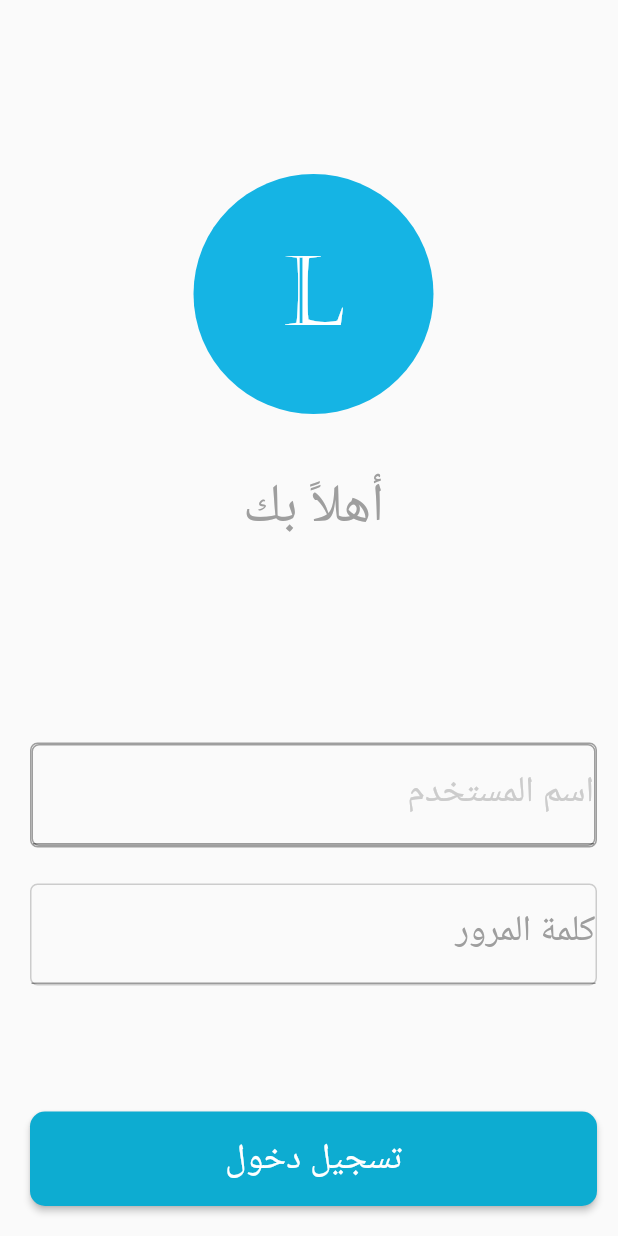
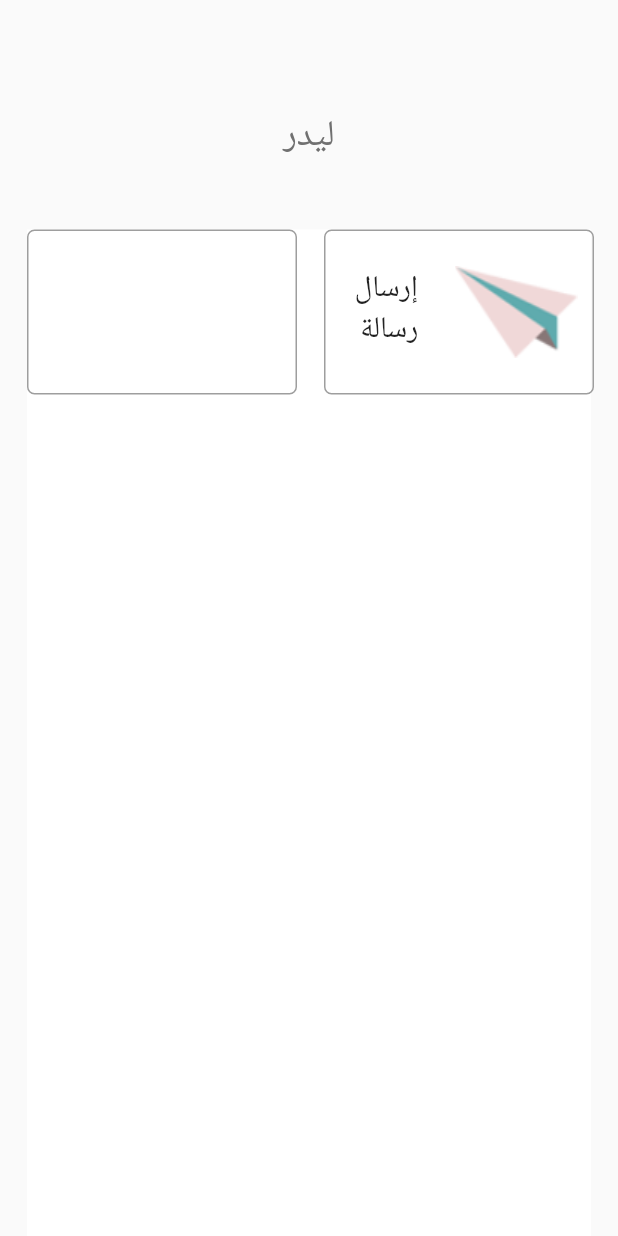
Before and after one commit to SuitlessStan/Leader, a Flutter app: the screen it shows after launch, after a tap on "تسجيل دخول", on a phone screen of 412 x 824 dp. Run offline on Flutter 3.47's test engine with Material 2 defaults, Android fonts, the phone set to English and light mode, and no system bars; our stand-ins replace google_fonts; Roboto replaces fonts that are missing (Calibri); project files that could hold a hidden picture were left out.

Commit message:
before stack switch

```diff
--- a/lib/constans/constants.dart
+++ b/lib/constans/constants.dart
@@ -4,5 +4,7 @@ import 'package:flutter/material.dart';
 Color raisedButtonColor = const Color(0xFF0DACD1);
 Color logoColor = const Color(0xFF15B4E4);
 Color borderTextfieldColor = const Color(0xFFCCCCCC);
+Color leaderLogo = const Color(0xFF707070);
+Color borderColor = const Color(0xFFF7F7F7);
 
 // Class variables
--- a/lib/screens/home.dart
+++ b/lib/screens/home.dart
@@ -0,0 +1,104 @@
+import 'package:flutter/material.dart';
+import '../constans/constants.dart';
+
+class HomePage extends StatefulWidget {
+  @override
+  _HomePageState createState() => _HomePageState();
+}
+
+class _HomePageState extends State<HomePage> {
+  @override
+  Widget build(BuildContext context) {
+    return Scaffold(
+      body: Column(
+        children: [
+          SizedBox(
+            height: 42,
+          ),
+          Container(
+            height: 97,
+            width: 414,
+            child: Center(
+              child: Text(
+                "ليدر",
+                style: TextStyle(
+                  color: leaderLogo,
+                  fontFamily: 'Calibri',
+                  fontSize: 24,
+                ),
+              ),
+            ),
+          ),
+          SizedBox(height: 14),
+          Expanded(
+            child: Container(
+              child: Column(
+                children: [
+                  Row(
+                    children: [
+                      //Send a message
+                      Container(
+                        height: 110,
+                        width: 180,
+                        decoration: BoxDecoration(
+                          borderRadius: BorderRadius.circular(5),
+                          border: Border.all(
+                            color: Colors.grey,
+                          ),
+                        ),
+                        child: Row(
+                          children: [
+                            SizedBox(
+                              height: 10,
+                              width: 10,
+                            ),
+                            Image.asset('assets/images/kite.png'),
+                            SizedBox(
+                              height: 24,
+                              width: 24,
+                            ),
+                            Container(
+                              height: 58,
+                              width: 46,
+                              child: Text(
+                                'إرسال رسالة',
+                                style: TextStyle(
+                                  fontFamily: 'Calibri',
+                                  fontSize: 20,
+                                ),
+                              ),
+                            ),
+                          ],
+                        ),
+                      ),
+                      SizedBox(
+                        width: 18,
+                      ),
+                      Container(
+                        // charge balance
+                        height: 110,
+                        width: 180,
+                        decoration: BoxDecoration(
+                            borderRadius: BorderRadius.circular(5),
+                            border: Border.all(
+                              color: Colors.grey,
+                            )),
+                      )
+                    ],
+                  )
+                ],
+              ),
+              color: Colors.white,
+              height: 242,
+              width: 378,
+              margin: EdgeInsets.only(
+                right: 18,
+                left: 18,
+              ),
+            ),
+          )
+        ],
+      ),
+    );
+  }
+}
--- a/lib/setup/login_screen.dart
+++ b/lib/setup/login_screen.dart
@@ -2,6 +2,7 @@ import 'package:flutter/material.dart';
 import 'package:google_fonts/google_fonts.dart';
 import '../constans/constants.dart';
 import 'package:flutter/services.dart';
+import '../screens/home.dart';
 
 class LoginScreen extends StatefulWidget {
   const LoginScreen({Key key}) : super(key: key);
@@ -158,7 +159,12 @@ class _LoginScreenState extends State<LoginScreen> {
                       minWidth: 380,
                       height: 63,
                       child: RaisedButton(
-                        onPressed: () {},
+                        onPressed: () {
+                          Navigator.push(
+                            context,
+                            MaterialPageRoute(builder: (context) => HomePage()),
+                          );
+                        },
                         color: raisedButtonColor,
                         shape: RoundedRectangleBorder(
                           borderRadius: BorderRadius.circular(10.0),
```
Also changed, not shown: pubspec.yaml (+5 -4 lines), assets/images/Component 18 – 1.png (added), assets/images/Component 19 – 1.png (added), assets/images/Image 3.png (added), assets/images/Image 4.png (added), assets/images/kite.png (added), assets/images/sendMessage.png (added).
